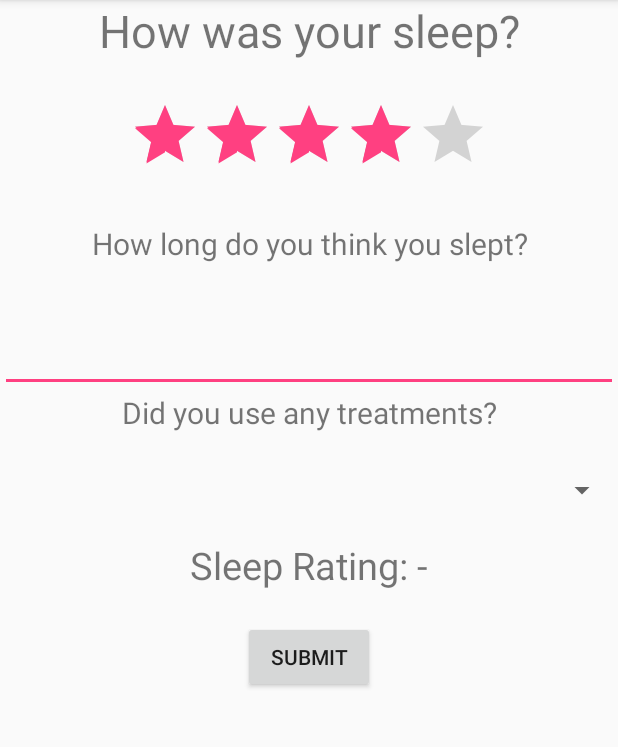
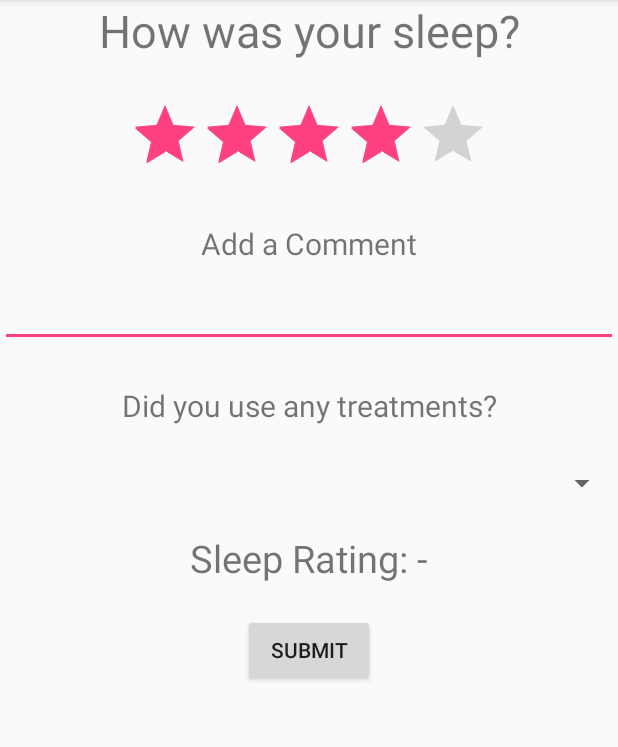
Before and after one commit to RosabelleArmstead/softeng-cw, an Android app: the SleepRecorder screen opened directly, with no data from a screen before it, after a tap on "STOP", on a phone screen of 412 x 824 dp, the part 84-831 px from its top. Run offline under Robolectric (Android 15) with nearby library versions, the light colour scheme and no system bars; 1 other tap on this screen came first.

Commit message:
save sleep review to database

```diff
--- a/app/src/main/java/com2027/cw/group7/resteasy/DBManager.java
+++ /dev/null
@@ -1,107 +0,0 @@
-package com2027.cw.group7.resteasy;
-
-import android.content.Context;
-import android.database.Cursor;
-import android.database.sqlite.SQLiteDatabase;
-import android.database.sqlite.SQLiteOpenHelper;
-import android.util.Log;
-
-/**
- * Class for creating, upgrading and managing the Local database that stores the user's sleep data
- *
- * Created with help from COM1032 Lab#7
- *
- * Maybe use ?
- * https://www.youtube.com/watch?annotation_id=annotation_2120971985&feature=iv&src_vid=cp2rL3sAFmI&v=p8TaTgr4uKM
- */
-public class DBManager extends SQLiteOpenHelper {
-
-    private static final int DB_VERSION = 1; //Auxiliary data variable describing the version of the DB
-    private final static String SLEEP_TABLE_NAME = "sleep"; // Name of the table that will be created within our DB
-
-    /**
-     * Constructor for setting the SQLiteOpenHelper object...
-     * It simply calls the super constructor with the necessary parameters
-     *
-     * @param context The context of the activity that will create this DB helper object
-     * @param name The name of this DB helper for referencing it in the code
-     * @param factory DB helper pool for basically providing instance of the Cursor objects to access the DB
-     */
-    public DBManager(Context context, String name, SQLiteDatabase.CursorFactory factory, int version) {
-        super(context, name, factory, version);
-    }
-
-
-    /**
-     * Invoke the createTable() method for creating the sleep table within the DB
-     * @param sqLiteDatabase Reference to the SQLiteDatabase object for being able to execute SQL commands
-     */
-    @Override
-    public void onCreate(SQLiteDatabase sqLiteDatabase) {
-        Log.d( "[CountryDB::onCreate]", "Creating countries table" );
-        createTable(sqLiteDatabase);
-    }
-
-    private void createTable(SQLiteDatabase sqLiteDatabase) {
-        String createSQL = "CREATE TABLE " + SLEEP_TABLE_NAME + "(" +
-                "_id INTEGER PRIMARY KEY AUTOINCREMENT, " +
-                "Date TEXT, " +
-                "UserRating INTEGER, " +
-                "SleepRating INTEGER, " +
-                "UserSleepTime REAL, " +
-                "Treatment TEXT);";
-        //Execute the SQL creation clause...Since we don't expect any results back, we call the execSQL and not the rawQuery
-        sqLiteDatabase.execSQL( createSQL );
-    }
-
-
-    /**
-     * Method that is invoked when we want to upgrade the version of the DB.
-     * This means that all the existing tables have to be deleted adn re-constructed following the new format of the DB.
-     *
-     * @param db Reference to the SQLiteDatabase object for being able to execute SQL commands
-     * @param oldVersion The old version of the DB
-     * @param newVersion The new version of the DB
-     */
-    @Override
-    public void onUpgrade(SQLiteDatabase db, int oldVersion, int newVersion)
-    {
-        // First of all check to see if the countries table already exist..if this is the case then delete it
-        String dropSQL = "DROP TABLE IF EXISTS " + SLEEP_TABLE_NAME+ ";";
-        db.execSQL( dropSQL );
-
-        //Then create the table again so that the new DB version will be adopted... */
-        createTable(db);
-        Log.d("[CountryDB::onUpgrade]", "Upgrading DB");
-    }
-
-    /**
-     * Method for deleting all the contents of the countries table.
-     * There are many ways of doing that: delete all the rows of the table, delete the table and then re-create
-     it so that it is empty, etc. In this case, we are going with the second solution
-     * as it is more efficient
-     */
-    public void clearData() {
-        //Get a reference to the DB so that we can update it
-        SQLiteDatabase db = this.getWritableDatabase();
-        //First of all check to see if the countries table already exist..if this is the case then delete it
-        String dropSQL = "DROP TABLE IF EXISTS " + SLEEP_TABLE_NAME + ";";
-        db.execSQL(dropSQL);
-        //Then create the table again so that the new DB version will be adopted
-        createTable(db);
-    }
-
-    public void insertData(String date, int userRating, String sleepRating , double userSleepTime, String treatment) {
-        //Returns the DB associated with this helper
-        SQLiteDatabase dbCountries = this.getWritableDatabase();
-        String insertSQL = "INSERT INTO " + SLEEP_TABLE_NAME+ " (Date, UserRating, SleepRating, UserSleepTime, Treatment) VALUES('" + date + "','" + userRating +"','" + sleepRating +"','"+userSleepTime+"','"+treatment+"')";
-        dbCountries.execSQL(insertSQL);
-        this.close();
-    }
-/*
-    public Cursor getAllData() {
-        SQLiteDatabase db = this.getWritableDatabase();
-        return db.rawQuery("SELECT * FROM " + SLEEP_TABLE_NAME, null);
-    }
-*/
-}
--- /dev/null
+++ b/app/src/main/java/com2027/cw/group7/resteasy/DatabaseHelper.java
@@ -0,0 +1,66 @@
+package com2027.cw.group7.resteasy;
+
+import android.content.ContentValues;
+import android.content.Context;
+import android.database.Cursor;
+import android.database.sqlite.SQLiteDatabase;
+import android.database.sqlite.SQLiteOpenHelper;
+
+/**
+ * https://www.youtube.com/watch?v=cp2rL3sAFmI
+ */
+public class DatabaseHelper extends SQLiteOpenHelper {
+    public static final String DATABASE_NAME = "Sleeps.db";
+    public static final String TABLE_NAME = "sleeps_table";
+    public static final String COL_2 = "DATE";
+    public static final String COL_3 = "USERRATING";
+    public static final String COL_4 = "SLEEPRATING";
+    public static final String COL_5 = "USERSLEEPTIME";
+    public static final String COL_6 = "TREATMENT";
+    public static final String COL_7 = "COMMENT";
+
+    public DatabaseHelper(Context context) {
+        super(context, DATABASE_NAME, null, 1);
+        SQLiteDatabase db = this.getWritableDatabase();
+    }
+
+    @Override
+    public void onCreate(SQLiteDatabase db) {
+        db.execSQL("create table " + TABLE_NAME + "(ID INTEGER PRIMARY KEY AUTOINCREMENT," +
+                "Date TEXT, UserRating INTEGER, SleepRating INTEGER, UserSleepTime REAL, Treatment TEXT, Comment TEXT)");
+    }
+
+    @Override
+    public void onUpgrade(SQLiteDatabase db, int oldVersion, int newVersion) {
+        db.execSQL("DROP TABLE IF EXISTS "+TABLE_NAME);
+        onCreate(db);
+    }
+
+    public boolean insertData(String date,int userRating,int sleepRating, double userSleepTime,String treatment, String comment) {
+        SQLiteDatabase db = this.getWritableDatabase();
+        ContentValues contentValues = new ContentValues();
+        contentValues.put(COL_2,date);
+        contentValues.put(COL_3,userRating);
+        contentValues.put(COL_4,sleepRating);
+        contentValues.put(COL_5,userSleepTime);
+        contentValues.put(COL_6,treatment);
+        contentValues.put(COL_7,comment);
+        long result = db.insert(TABLE_NAME,null ,contentValues);
+        if(result == -1)
+            return false;
+        else
+            return true;
+    }
+
+    public Cursor getAllData() {
+        SQLiteDatabase db = this.getWritableDatabase();
+        Cursor res = db.rawQuery("select * from "+TABLE_NAME,null);
+        return res;
+    }
+
+
+    public Integer deleteData (String id) {
+        SQLiteDatabase db = this.getWritableDatabase();
+        return db.delete(TABLE_NAME, "ID = ?",new String[] {id});
+    }
+}
--- a/app/src/main/java/com2027/cw/group7/resteasy/SleepRecorder.java
+++ b/app/src/main/java/com2027/cw/group7/resteasy/SleepRecorder.java
@@ -71,12 +71,7 @@ public class SleepRecorder extends AppBaseActivity implements SensorEventListene
     private float mAccelLast;
     private int exceedMovementThreshold;
 
-    //DB Variables
-    private Cursor sleep;
-    private DBManager sleepDatabase;
-    private CursorAdapter adapter;
-    private SQLiteDatabase db;
-    private String[] columnNames;
+
     @Override
     /**
      * Executed when the Activity is first run. Used to initialise variables and call methods.
--- a/app/src/main/java/com2027/cw/group7/resteasy/SleepReview.java
+++ b/app/src/main/java/com2027/cw/group7/resteasy/SleepReview.java
@@ -1,16 +1,14 @@
 package com2027.cw.group7.resteasy;
 
 import android.content.Intent;
-import android.database.Cursor;
-import android.database.sqlite.SQLiteDatabase;
 import android.os.Bundle;
-import android.provider.BaseColumns;
 import android.util.Log;
 import android.view.View;
 import android.widget.Button;
-import android.widget.CursorAdapter;
+import android.widget.EditText;
 import android.widget.RatingBar;
 import android.widget.TextView;
+import android.widget.Toast;
 
 import java.text.SimpleDateFormat;
 import java.util.Calendar;
@@ -24,27 +22,21 @@ public class SleepReview extends AppBaseActivity {
     private int exceedMovementThreshold;
 
     private TextView sleepRating;
+    private EditText comment;
     private RatingBar ratingBar;
     private Button submit;
-
-    private String formattedDate;
-    //DB Variables
-    private Cursor sleep;
-    private DBManager sleepDatabase;
-    private SQLiteDatabase db;
-    private String[] columnNames;
+    private DatabaseHelper myDb;
 
     @Override
     protected void onCreate(Bundle savedInstanceState) {
         super.onCreate(savedInstanceState);
         setContentView(R.layout.activity_sleep_review);
         getIntentInformation();
-        createDB();
-        Date c = Calendar.getInstance().getTime();
-        SimpleDateFormat df = new SimpleDateFormat("yyyy-MM-dd");
-        formattedDate = df.format(c);
+
+        myDb = new DatabaseHelper(this);
 
         sleepRating = (TextView) findViewById(R.id.sleep_rating);
+        comment = (EditText) findViewById(R.id.add_comment);
 
         ratingBar = (RatingBar) findViewById(R.id.ratingBar);
         ratingBar.setOnRatingBarChangeListener(new RatingBar.OnRatingBarChangeListener() {
@@ -58,33 +50,33 @@ public class SleepReview extends AppBaseActivity {
         submit = (Button) findViewById(R.id.submit_sleep_review);
         submit.setOnClickListener(new View.OnClickListener() {
             public void onClick(View v) {
-                sleepDatabase.insertData(formattedDate, (int) Math.round(ratingBar.getRating()), sleepRating.getText().toString() , sleepTime, "none");
+                Date d = Calendar.getInstance().getTime(); //Get current date
+                SimpleDateFormat df = new SimpleDateFormat("dd/MM/yyyy"); //Set date format
+                String date = df.format(d);
+                String treatment = "test-none";
+                int sleepScore = 0;
+                try {
+                     sleepScore = Integer.parseInt(sleepRating.getText().toString().substring(sleepRating.getText().toString().lastIndexOf(" ") + 1));
+                } catch (Exception e) {
 
-
+                }
+                boolean isInserted = myDb.insertData(date, Math.round(ratingBar.getRating()), sleepScore, sleepTime, treatment, comment.getText().toString());
+                if(isInserted) Toast.makeText(SleepReview.this,"Data Inserted", Toast.LENGTH_SHORT).show();
+                else Toast.makeText(SleepReview.this,"Data Insertion Failed", Toast.LENGTH_SHORT).show();
 
                 Intent myIntent = new Intent(SleepReview.this, SleepRecorder.class);
                 SleepReview.this.startActivity(myIntent);
             }
         });
     }
-    private void createDB() {
-        sleep = null;
-        SQLiteDatabase.CursorFactory factory = null;
-        sleepDatabase = new DBManager( this, "sleepDB", factory , 1);
 
-        db = sleepDatabase.getReadableDatabase();
-
-        sleepDatabase.clearData();
-        columnNames = new String[]{"Date", "UserRating", "SleepRating", "UserSleepTime", "Treatment", BaseColumns._ID};
-        sleep = db.query( "sleep", columnNames, null, null, null, null, null );
-    }
     /**
      * Method used to receive information from SleepRecorder Activity, so sleep quality can be quantified
      */
     private void getIntentInformation() {
         Intent intent = getIntent();
         information = intent.getStringExtra("information");
-        Log.d("SleepReview Information",information);
+        Log.d("SleepReview Information", information);
 
         String[] splited = information.split("\\s+");
 
@@ -100,18 +92,18 @@ public class SleepReview extends AppBaseActivity {
     /**
      * Calculate sleep quality rating using sleep data
      *
-     * @param sleepTime time of sleep in hours
-     * @param exceedSoundThreshold # of times the sound threshold was crossed
+     * @param sleepTime               time of sleep in hours
+     * @param exceedSoundThreshold    # of times the sound threshold was crossed
      * @param exceedMovementThreshold # of times the movement threshold was crossed
      * @return the sleep rating
      */
     private String calculateSleepRating(int sleepTime, int exceedSoundThreshold, int exceedMovementThreshold) {
         double sleepRating = 60;
-        Log.d("SleepReview Ints", sleepTime +" "+ exceedSoundThreshold+" "+ exceedMovementThreshold);
+        Log.d("SleepReview Ints", sleepTime + " " + exceedSoundThreshold + " " + exceedMovementThreshold);
 
-        sleepRating = (sleepRating - (exceedSoundThreshold + exceedMovementThreshold) - (Math.abs(sleepTime - 7.5)) * 4) * (ratingBar.getRating()/3);
-        if (sleepRating<0) sleepRating = 0;
-        if (sleepRating>100) sleepRating = 100;
+        sleepRating = (sleepRating - (exceedSoundThreshold + exceedMovementThreshold) - (Math.abs(sleepTime - 7.5)) * 4) * (ratingBar.getRating() / 3);
+        if (sleepRating < 0) sleepRating = 0;
+        if (sleepRating > 100) sleepRating = 100;
         int intSleepTime = (int) Math.round(sleepRating);
         //return Integer.toString(Math.round(sleepTime));
         return Integer.toString(intSleepTime);
--- a/app/src/main/res/layout/activity_sleep_review.xml
+++ b/app/src/main/res/layout/activity_sleep_review.xml
@@ -26,21 +26,21 @@
         android:layout_width="match_parent"
         android:layout_height="wrap_content"
         android:gravity="center_horizontal"
-        android:paddingBottom="25dp"
-        android:text="@string/how_long_do_you_think_you_slept"
+        android:paddingBottom="10dp"
+        android:text="@string/comment"
         android:textSize="20sp" />
 
     <EditText
-        android:id="@+id/editText"
+        android:id="@+id/add_comment"
         android:layout_width="match_parent"
         android:layout_height="wrap_content"
-        android:inputType="number"
-        android:paddingBottom="25dp" />
+        />
 
     <TextView
         android:layout_width="match_parent"
         android:layout_height="wrap_content"
         android:gravity="center_horizontal"
+        android:paddingTop="25dp"
         android:paddingBottom="25dp"
         android:text="@string/did_you_use_any_treatments"
         android:textSize="20sp" />
--- a/app/src/main/res/values/strings.xml
+++ b/app/src/main/res/values/strings.xml
@@ -9,7 +9,6 @@
     <string name="open">Open</string>
     <string name="close">Close</string>
     <string name="how_was_your_sleep">How was your sleep?</string>
-    <string name="how_long_do_you_think_you_slept">How long do you think you slept?</string>
     <string name="did_you_use_any_treatments">Did you use any treatments?</string>
     <string name="submit_button">Submit</string>
     <string name="home_menu">Home</string>
@@ -41,4 +40,5 @@
     <string name="treatments">Similar to causes of insomnia, there are many different treatments which will vary in effectiveness depending on the person using the treatment. Some treatments are environmental like sleeping in a dark area, using ear plugs to block out noise, using soundscapes to create a relaxing environment and ensure that your sleeping environment is comfortable. Other important factors which have a large impact on your sleep can include maintaining a sleep schedule, avoid using any devices for a period before sleep as the blue light emitted will make it increasingly difficult to get to sleep and to increase the amount of exercise undertaken along with a whole bunch of other treatments which may help you as an individual. Rest Easy hopes to help you identify which treatments may help you.</string>
     <string name="symptoms">Symptoms of insomnia come in many different forms differ depending on the severity of the insomnia and the individual. Some known symptoms are difficulty sleeping, waking up repeatedly during the night, generally feeling tired and having a lack of concentration or waking up early and not being able to go back to sleep. All of the symptoms mentioned above have to had occurred over a significant time period as if it juct happens for a couple of days it may be a result of jet lag or similar events. </string>
     <string name="legal">Rest Easy ensures that it complies with all legal regulations. All data provided to us by any user will be held in line with the Data Protection Act 1998 so you know it will be held securely and will only be used for the purposes expected. All treatments suggested by Rest Easy will not be of a medical nature and so will not advise you to take any medication. If your condition becomes severe, please consult your GP.</string>
+    <string name="comment">Add a Comment</string>
 </resources>
```
Lines whose indentation alone changed are shown as unchanged.
